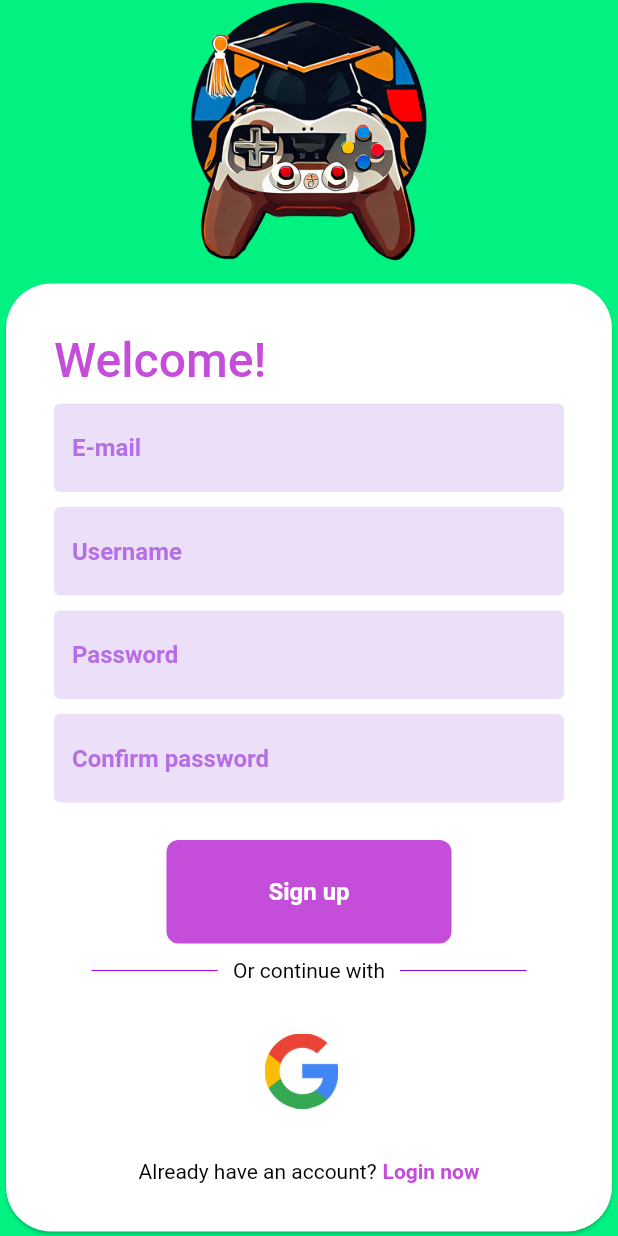
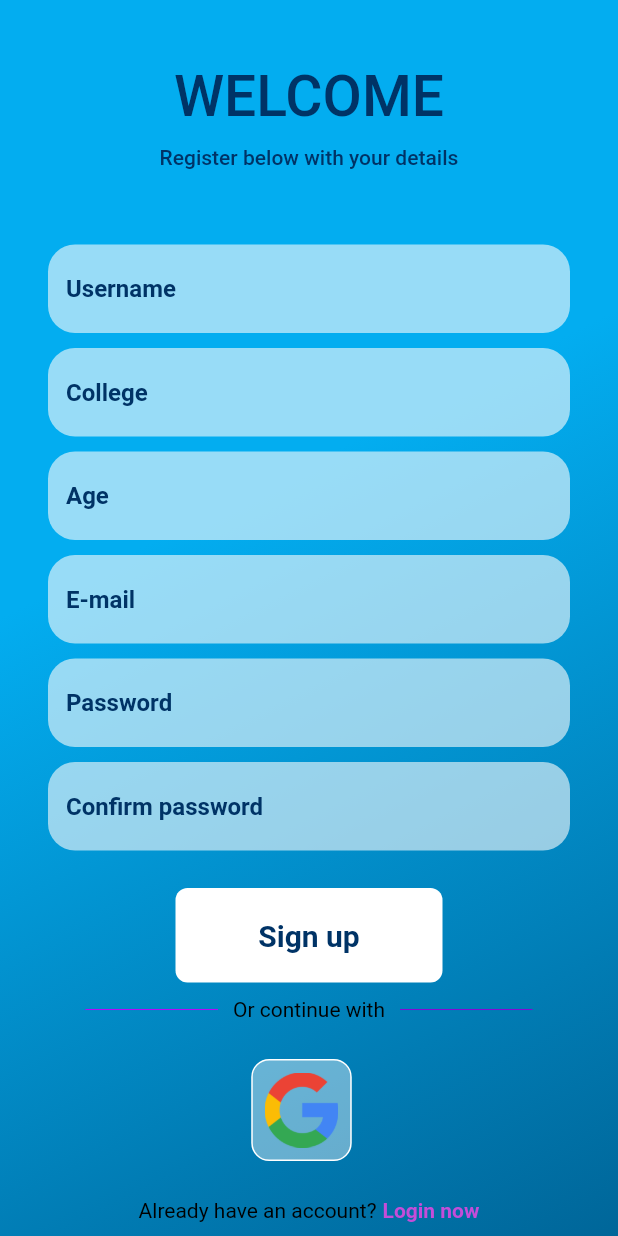
Before and after one commit to PedroPassos87/nuniplay, a Flutter app: the RegisterPage screen opened directly with empty values, on a phone screen of 412 x 824 dp. Run offline on Flutter 3.47's test engine with Material 2 defaults, Android fonts, the phone set to English and light mode, and no system bars; drawn by our look-alikes of animated_background; our stand-ins replace cloud_firestore, firebase_auth, firebase_core, flutter_spinkit, google_sign_in, image_picker; accounts and stored records are empty.

Commit message:
mudanças ui register page

```diff
--- a/lib/components/colors.txt
+++ b/lib/components/colors.txt
@@ -1,7 +1,7 @@
 tons de azul
 Color.fromARGB(255, 3, 173, 240)    azul padrao  [DeepSkyBlue]
 Color.fromARGB(255, 0, 102, 153)    azul escuro
-Color.fromARGB(255, 0, 51, 102)
+Color.fromARGB(255, 0, 51, 102)     azul petroleo
 Color.fromARGB(255, 153, 204, 255)  azul mais claro
 Color.fromARGB(255, 0, 153, 204)  azul mais intenso
 
--- a/lib/components/my_buttonP.dart
+++ b/lib/components/my_buttonP.dart
@@ -14,18 +14,18 @@ class MyButtonP extends StatelessWidget {
     return GestureDetector(
       onTap: onTap,
       child: Container(
-        padding: const EdgeInsets.all(25),
-        margin: const EdgeInsets.symmetric(horizontal: 75),
+        padding: const EdgeInsets.all(20),
+        margin: const EdgeInsets.symmetric(horizontal: 85),
         decoration: BoxDecoration(
-          color: Color.fromARGB(255, 196, 77, 217),
+          color: Color.fromARGB(255, 255, 255, 255),
           borderRadius: BorderRadius.circular(8),
         ),
         child: Center(
           child: Text(
             text,
             style: const TextStyle(
-              color: Colors.white,
-              fontSize: 16,
+              color: Color.fromARGB(255, 0, 51, 102),
+              fontSize: 20,
               fontWeight: FontWeight.bold,
             ),
           ),
--- a/lib/components/my_textfieldP.dart
+++ b/lib/components/my_textfieldP.dart
@@ -1,3 +1,5 @@
+// ignore_for_file: prefer_const_constructors
+
 import 'package:flutter/material.dart';
 
 class MyTextFieldP extends StatelessWidget {
@@ -20,15 +22,24 @@ class MyTextFieldP extends StatelessWidget {
         controller: controller,
         obscureText: obscureText,
         decoration: InputDecoration(
-          enabledBorder: const OutlineInputBorder(
-              borderSide: BorderSide(color: Color.fromARGB(0, 118, 2, 250))),
-          focusedBorder: const OutlineInputBorder(
-              borderSide: BorderSide(color: Color.fromARGB(0, 96, 125, 139))),
-          fillColor: Color.fromARGB(255, 159, 96, 218).withOpacity(0.2),
+          enabledBorder: OutlineInputBorder(
+            borderSide: BorderSide(
+              color: Color.fromARGB(0, 118, 2, 250),
+            ),
+            borderRadius: BorderRadius.all(
+              Radius.circular(18),
+            ),
+          ),
+          focusedBorder: OutlineInputBorder(
+            borderSide: BorderSide(
+              color: Color.fromARGB(0, 96, 125, 139),
+            ),
+          ),
+          fillColor: Color.fromARGB(255, 252, 252, 252).withOpacity(0.6),
           filled: true,
           hintText: hintText,
           hintStyle: const TextStyle(
-              color: Color.fromARGB(200, 166, 79, 224),
+              color: Color.fromARGB(255, 0, 51, 102),
               fontSize: 16,
               fontWeight: FontWeight.bold),
         ),
--- a/lib/pages/register_page.dart
+++ b/lib/pages/register_page.dart
@@ -24,10 +24,23 @@ class _RegisterPageState extends State<RegisterPage>
   final emailController = TextEditingController();
   final passwordController = TextEditingController();
   final confirmPasswordController = TextEditingController();
-  TextEditingController userController = TextEditingController();
+  final ageController = TextEditingController();
+  final collegeController = TextEditingController();
+  final nickController = TextEditingController();
 
   //instancia do banco cloud firestore
   FirebaseFirestore db = FirebaseFirestore.instance;
+
+  @override
+  void dispose() {
+    super.dispose();
+    emailController.dispose();
+    passwordController.dispose();
+    confirmPasswordController.dispose();
+    ageController.dispose();
+    collegeController.dispose();
+    nickController.dispose();
+  }
 
   @override
   void initState() {
@@ -96,61 +109,90 @@ class _RegisterPageState extends State<RegisterPage>
   @override
   Widget build(BuildContext context) {
     return Scaffold(
-      backgroundColor: Color.fromARGB(255, 2, 242, 130),
-      body: AnimatedBackground(
-        behaviour: RandomParticleBehaviour(
-            options: const ParticleOptions(
-          spawnMaxRadius: 30,
-          spawnMinSpeed: 10.00,
-          particleCount: 60,
-          spawnMaxSpeed: 50.00,
-          minOpacity: 0.1,
-          spawnOpacity: 0.3,
-          image: Image(image: AssetImage('assets/images/ship.png')),
-        )),
-        vsync: this,
+      backgroundColor: Color.fromARGB(255, 0, 102, 153),
+      body: Container(
+        width: double.infinity,
+        height: MediaQuery.of(context).size.height,
+        decoration: const BoxDecoration(
+          gradient: LinearGradient(
+              colors: [
+                Color.fromARGB(255, 3, 173, 240),
+                Color.fromARGB(255, 0, 102, 153),
+              ],
+              begin: Alignment.topLeft,
+              end: Alignment.bottomRight,
+              stops: [0.4, 1.0],
+              tileMode: TileMode.clamp),
+        ),
         child: SafeArea(
           child: Center(
             child: SingleChildScrollView(
               child: Column(
                 mainAxisAlignment: MainAxisAlignment.center,
                 children: [
-                  //logo
-                  Row(
-                    mainAxisAlignment: MainAxisAlignment.center,
-                    children: [
-                      Image.asset(
-                        'assets/images/logounipng.png',
-                        height: 175,
-                      ),
-                    ],
-                  ),
-
                   const SizedBox(
                     height: 10,
                   ),
 
-                  Card(
-                    shape: const RoundedRectangleBorder(
-                      borderRadius: BorderRadius.only(
-                        topLeft: Radius.circular(30),
-                        topRight: Radius.circular(30),
-                        bottomLeft: Radius.circular(30),
-                        bottomRight: Radius.circular(30),
-                      ),
-                    ),
-                    child: Padding(
+                  Padding(
                     padding: const EdgeInsets.all(32.0),
                     child: Column(
                       crossAxisAlignment: CrossAxisAlignment.start,
                       children: [
-                          Text(
-                            "Welcome!",
+                        Align(
+                          alignment: Alignment.center,
+                          child: Text(
+                            "WELCOME",
                             style: TextStyle(
-                              color: Color.fromARGB(255, 196, 77, 217),
+                              color: Color.fromARGB(255, 0, 51, 102),
                               fontWeight: FontWeight.w500,
-                              fontSize: 32,
+                              fontSize: 38,
                             ),
+                          ),
+                        ),
+                        const SizedBox(
+                          height: 10,
+                        ),
+                        Align(
+                          alignment: Alignment.center,
+                          child: Text(
+                            "Register below with your details",
+                            style: TextStyle(
+                              color: Color.fromARGB(255, 0, 51, 102),
+                              fontWeight: FontWeight.w500,
+                              fontSize: 14,
+                            ),
+                          ),
+                        ),
+                        const SizedBox(
+                          height: 50,
+                        ),
+
+                        //first name textfield
+                        MyTextFieldP(
+                          controller: nickController,
+                          hintText: 'Username',
+                          obscureText: false,
+                        ),
+                        const SizedBox(
+                          height: 10,
+                        ),
+
+                        //last name
+                        MyTextFieldP(
+                          controller: collegeController,
+                          hintText: 'College',
+                          obscureText: false,
+                        ),
+                        const SizedBox(
+                          height: 10,
+                        ),
+
+                        //age
+                        MyTextFieldP(
+                          controller: ageController,
+                          hintText: 'Age',
+                          obscureText: false,
                         ),
                         const SizedBox(
                           height: 10,
@@ -160,16 +202,6 @@ class _RegisterPageState extends State<RegisterPage>
                         MyTextFieldP(
                           controller: emailController,
                           hintText: 'E-mail',
-                            obscureText: false,
-                          ),
-                          const SizedBox(
-                            height: 10,
-                          ),
-
-                          //user textfield
-                          MyTextFieldP(
-                            controller: userController,
-                            hintText: 'Username',
                           obscureText: false,
                         ),
                         const SizedBox(
@@ -284,7 +316,7 @@ class _RegisterPageState extends State<RegisterPage>
                       ],
                     ),
                   ),
-                  ),
+                  //  ),
                 ],
               ),
             ),
@@ -303,7 +335,7 @@ class _RegisterPageState extends State<RegisterPage>
     String id = Uuid().v1();
     db.collection("users").doc(id).set(
       {
-        "name": userController.text,
+        //"name": userController.text,
       },
     );
   }
--- a/lib/pages/welcome_page.dart
+++ b/lib/pages/welcome_page.dart
@@ -15,12 +15,12 @@ class WelcomePage extends StatelessWidget {
         decoration: const BoxDecoration(
           gradient: LinearGradient(
               colors: [
-                Color.fromARGB(255, 255, 255, 255),
-                Color.fromARGB(255, 3, 173, 240)
+                Color.fromARGB(255, 3, 173, 240),
+                Color.fromARGB(255, 0, 102, 153),
               ],
               begin: Alignment.topLeft,
               end: Alignment.bottomRight,
-              stops: [0.2, 1.0],
+              stops: [0.2, 0.6, 1.0],
               tileMode: TileMode.clamp),
         ),
         child: Center(
```
Lines whose indentation alone changed are shown as unchanged.
